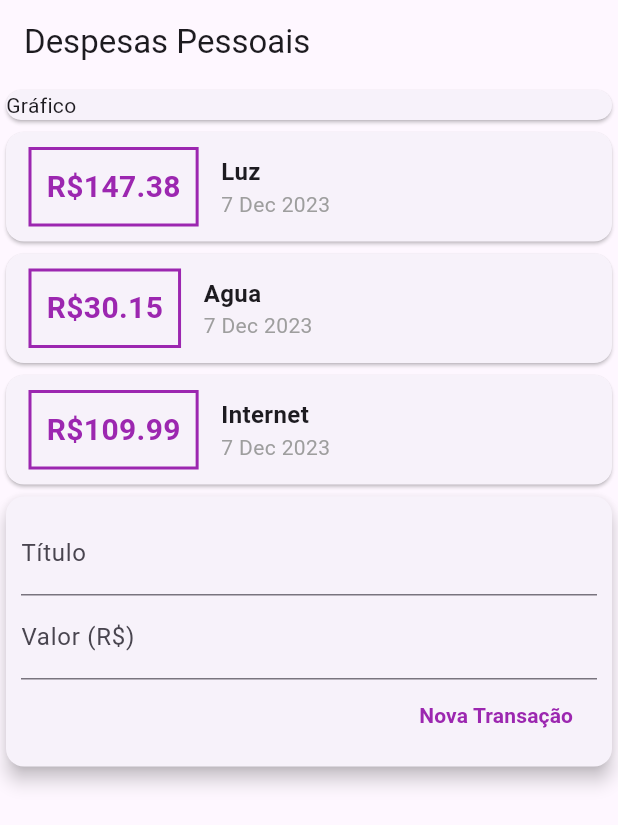
After one commit to CantarinoG/expenses-app, a Flutter app: the screen it shows after launch, on a phone screen of 412 x 824 dp. The commit adds this screen. Shown: the top 825 px of the screen. Run offline on Flutter 3.47's test engine with Material 3 defaults, Android fonts, the phone set to English and light mode, and no system bars.

Commit message:
Add transactionUser as a separate component

```diff
--- /dev/null
+++ b/lib/components/transactionUser.dart
@@ -0,0 +1,28 @@
+import 'package:expenses/components/transactionForm.dart';
+import 'package:expenses/components/transactionList.dart';
+import 'package:expenses/models/transaction.dart';
+import 'package:flutter/material.dart';
+
+class TransactionUser extends StatefulWidget {
+  @override
+  _State createState() => _State();
+}
+
+class _State extends State<TransactionUser> {
+  final _transactions = [
+    Transaction(id: "0", title: "Luz", value: 147.38, date: DateTime.now()),
+    Transaction(id: "1", title: "Agua", value: 30.15, date: DateTime.now()),
+    Transaction(
+        id: "2", title: "Internet", value: 109.99, date: DateTime.now()),
+  ];
+
+  @override
+  Widget build(BuildContext context) {
+    return Column(
+      children: <Widget>[
+        TransactionList(transactions: _transactions),
+        TransactionForm()
+      ],
+    );
+  }
+}
--- a/lib/main.dart
+++ b/lib/main.dart
@@ -1,6 +1,4 @@
-import 'package:expenses/components/transactionForm.dart';
-import 'package:expenses/components/transactionList.dart';
-import 'package:expenses/models/transaction.dart';
+import 'package:expenses/components/transactionUser.dart';
 import 'package:flutter/material.dart';
 
 void main() {
@@ -20,13 +18,6 @@ class ExpensesApp extends StatelessWidget {
 class HomePage extends StatelessWidget {
   HomePage({super.key});
 
-  final _transactions = [
-    Transaction(id: "0", title: "Luz", value: 147.38, date: DateTime.now()),
-    Transaction(id: "1", title: "Agua", value: 30.15, date: DateTime.now()),
-    Transaction(
-        id: "2", title: "Internet", value: 109.99, date: DateTime.now()),
-  ];
-
   @override
   Widget build(BuildContext context) {
     return Scaffold(
@@ -39,8 +30,7 @@ class HomePage extends StatelessWidget {
             child: Card(child: Text("Gráfico")),
             width: double.infinity,
           ),
-          TransactionList(transactions: _transactions),
-          TransactionForm(),
+          TransactionUser()
         ],
       ),
     );
```
